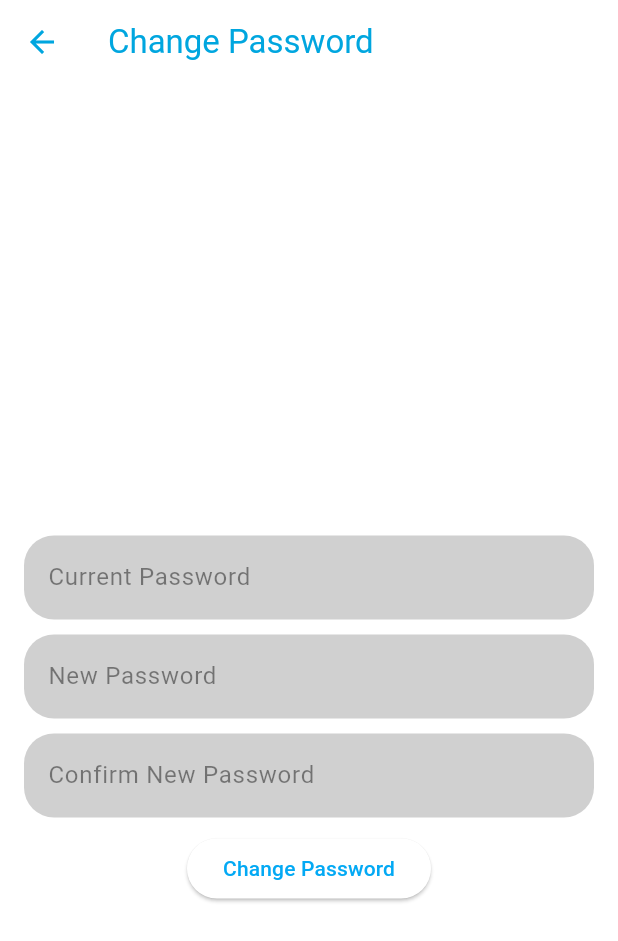
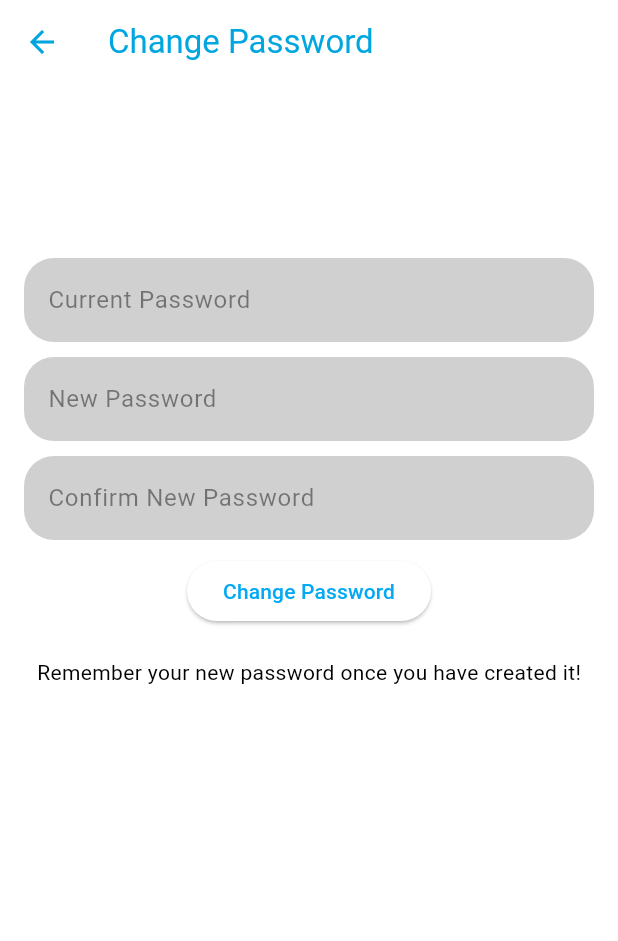
Before and after one commit to matthewyeo1/WanderWise, a Flutter app: the ChangePasswordPage screen opened directly, on a phone screen of 412 x 824 dp. Shown: the top 941 px of the screen. Run offline on Flutter 3.47's test engine with Material 3 defaults, Android fonts, the phone set to English and light mode, and no system bars; our stand-ins replace cloud_firestore, file_picker, firebase_auth, firebase_core, firebase_storage, google_maps_flutter and 2 more; missing offline and left inert: flutter_pdfview; accounts and stored records are empty.

Commit message:
-modified: UI of change password page

```diff
--- a/ww_code/lib/change_password.dart
+++ b/ww_code/lib/change_password.dart
@@ -1,8 +1,6 @@
 import "package:flutter/material.dart";
 import 'package:firebase_auth/firebase_auth.dart';
 import 'utilities/utils.dart';
-
-
 
 class ChangePasswordPage extends StatefulWidget {
   const ChangePasswordPage({super.key});
@@ -12,14 +10,25 @@ class ChangePasswordPage extends StatefulWidget {
 }
 
 class ChangePasswordPageState extends State<ChangePasswordPage> {
-  final TextEditingController currentPasswordController = TextEditingController();
+  final TextEditingController currentPasswordController =
+      TextEditingController();
   final TextEditingController newPasswordController = TextEditingController();
-  final TextEditingController confirmNewPasswordController = TextEditingController();
+  final TextEditingController confirmNewPasswordController =
+      TextEditingController();
 
   final FirebaseAuth auth = FirebaseAuth.instance;
   final User? currentUser = FirebaseAuth.instance.currentUser;
 
-  Future<void> changePassword({required String currentPassword, required String newPassword}) async {
+  @override
+  void dispose() {
+    currentPasswordController.dispose();
+    newPasswordController.dispose();
+    confirmNewPasswordController.dispose();
+    super.dispose();
+  }
+
+  Future<void> changePassword(
+      {required String currentPassword, required String newPassword}) async {
     try {
       if (currentUser == null) {
         throw FirebaseAuthException(
@@ -35,7 +44,7 @@ class ChangePasswordPageState extends State<ChangePasswordPage> {
       await currentUser!.updatePassword(newPassword);
 
       ScaffoldMessenger.of(context).showSnackBar(
-        const SnackBar(content: Text("Password changed successfully")),
+        const SnackBar(content: Text("Password changed successfully!")),
       );
     } catch (error) {
       ScaffoldMessenger.of(context).showSnackBar(
@@ -44,9 +53,11 @@ class ChangePasswordPageState extends State<ChangePasswordPage> {
     }
   }
 
-
   @override
   Widget build(BuildContext context) {
+    final theme = Theme.of(context);
+    final textColor =
+        theme.brightness == Brightness.dark ? Colors.white : Colors.black;
     return Scaffold(
       appBar: AppBar(
         title: const Text('Change Password'),
@@ -54,10 +65,11 @@ class ChangePasswordPageState extends State<ChangePasswordPage> {
       body: Padding(
         padding: const EdgeInsets.all(16.0),
         child: Column(
-          mainAxisAlignment: MainAxisAlignment.center,
+          crossAxisAlignment: CrossAxisAlignment.center,
           children: [
-            const SizedBox(height: 80),
+            const SizedBox(height: 100),
             TextFormField(
+              cursorColor: Colors.black,
               controller: currentPasswordController,
               style: const TextStyle(color: Colors.black),
               decoration: const InputDecoration(
@@ -83,6 +95,7 @@ class ChangePasswordPageState extends State<ChangePasswordPage> {
             ),
             const SizedBox(height: 10),
             TextField(
+              cursorColor: Colors.black,
               controller: newPasswordController,
               style: const TextStyle(color: Colors.black),
               decoration: const InputDecoration(
@@ -107,6 +120,7 @@ class ChangePasswordPageState extends State<ChangePasswordPage> {
             ),
             const SizedBox(height: 10),
             TextField(
+              cursorColor: Colors.black,
               controller: confirmNewPasswordController,
               style: const TextStyle(color: Colors.black),
               decoration: const InputDecoration(
@@ -142,7 +156,8 @@ class ChangePasswordPageState extends State<ChangePasswordPage> {
                   return;
                 }
                 // Check if new passwords match
-                if (newPasswordController.text == confirmNewPasswordController.text) {
+                if (newPasswordController.text ==
+                    confirmNewPasswordController.text) {
                   await changePassword(
                     currentPassword: currentPasswordController.text,
                     newPassword: newPasswordController.text,
@@ -155,17 +170,17 @@ class ChangePasswordPageState extends State<ChangePasswordPage> {
               },
               child: const Text('Change Password'),
             ),
+            const SizedBox(height: 20),
+            Padding(
+              padding: const EdgeInsets.symmetric(horizontal: 0),
+              child: Text(
+                'Remember your new password once you have created it!',
+                style: TextStyle(color: textColor),
+              ),
+            ),
           ],
         ),
       ),
     );
   }
-
-  @override
-  void dispose() {
-    currentPasswordController.dispose();
-    newPasswordController.dispose();
-    confirmNewPasswordController.dispose();
-    super.dispose();
-  }
 }
```
